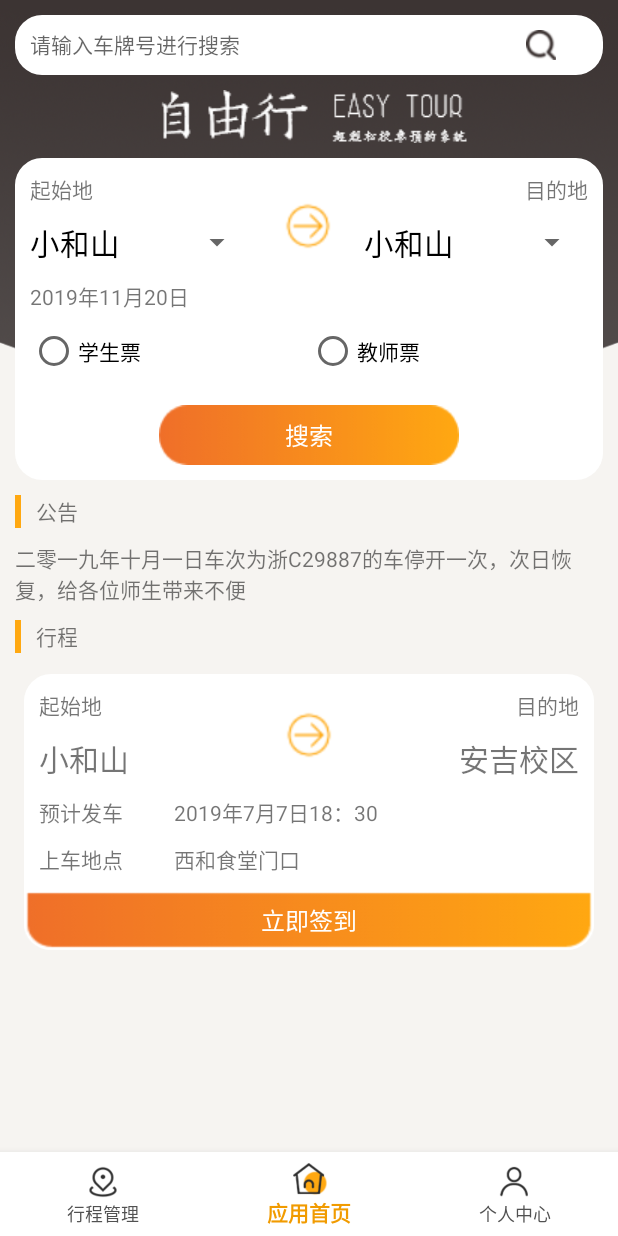
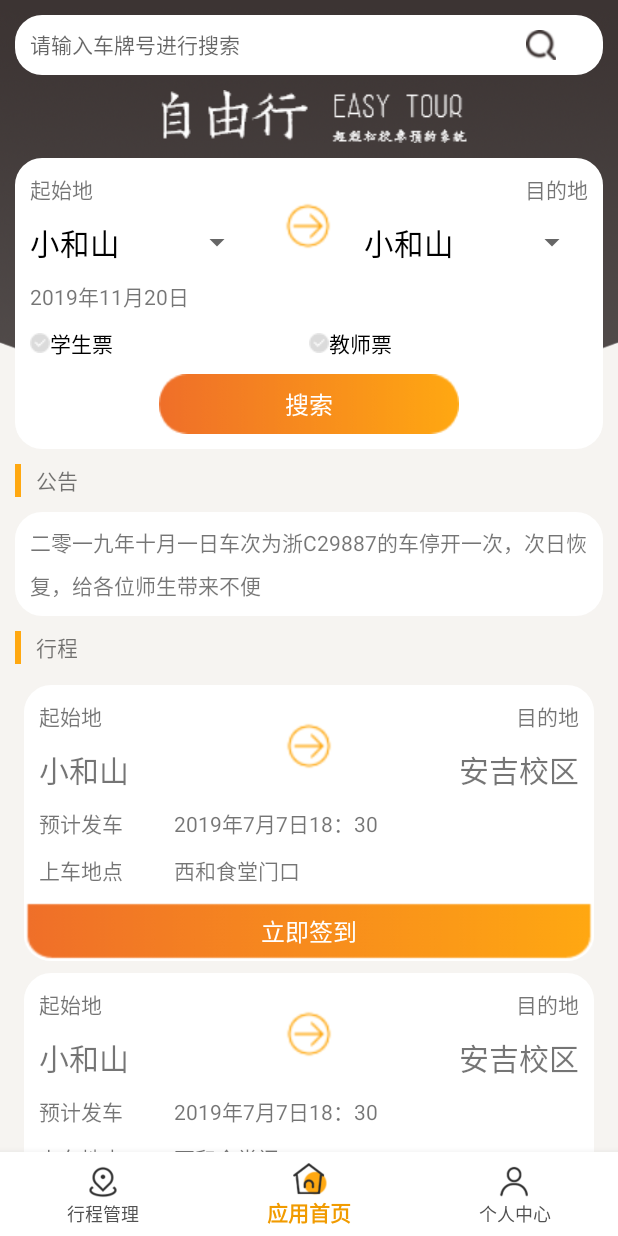
Before and after one commit to ChannnXY/school, an Android app: the screen it shows after launch (MainActivity), on a phone screen of 412 x 824 dp. Run offline under Robolectric (Android 15) with nearby library versions, the phone set to English and light mode, and no system bars.

Commit message:
fixed(index):修复scrollView里的listView只能显示一行问题

```diff
--- /dev/null
+++ b/app/src/main/java/com/channnxy/school_bus/Util.java
@@ -0,0 +1,29 @@
+package com.channnxy.school_bus;
+
+import android.view.View;
+import android.view.ViewGroup;
+import android.widget.ListAdapter;
+import android.widget.ListView;
+//解决scrollView只显示一行listView
+public class Util {
+
+    public static void setListViewHeightBasedOnChildren(ListView listView) {
+        //获取ListView对应的Adapter
+        ListAdapter listAdapter = listView.getAdapter();
+        if (listAdapter == null) {// pre-condition
+        return;
+        }
+
+        int totalHeight = 0;
+        for (int i = 0, len = listAdapter.getCount(); i < len-1; i++) {//listAdapter.getCount()返回数据项的数目
+            View listItem = listAdapter.getView(i, null, listView);
+            listItem.measure(0, 0); //计算子项View 的宽高
+            totalHeight += listItem.getMeasuredHeight();//统计所有子项的总高度
+        }
+        ViewGroup.LayoutParams params = listView.getLayoutParams();
+        params.height = totalHeight;
+//        params.height = totalHeight + (listView.getDividerHeight() * (listAdapter.getCount() - 1));
+        listView.setLayoutParams(params);
+    }
+
+}
--- a/app/src/main/java/com/channnxy/school_bus/fragment_index.java
+++ b/app/src/main/java/com/channnxy/school_bus/fragment_index.java
@@ -13,9 +13,7 @@ import android.widget.DatePicker;
 import android.widget.ListView;
 import android.widget.Spinner;
 import android.widget.TextView;
-import android.widget.Toast;
 
-import java.sql.Time;
 import java.text.SimpleDateFormat;
 import java.util.ArrayList;
 import java.util.Calendar;
@@ -23,7 +21,6 @@ import java.util.Date;
 
 import androidx.annotation.NonNull;
 import androidx.annotation.Nullable;
-import androidx.viewpager.widget.ViewPager;
 
 public class fragment_index extends Fragment{
     //    fragment内部listView配置
@@ -86,11 +83,11 @@ public class fragment_index extends Fragment{
 
 //    行程卡片适配器初始化
     private void initJourneyAdapter() {
-
         mJourneyArrayList = Journey.getDefaultData();
         final journeyAdapter adapter = new journeyAdapter(getActivity(),mJourneyArrayList);
 
         mListView_journey.setAdapter(adapter);
+        Util.setListViewHeightBasedOnChildren(mListView_journey);
         mListView_journey.setSelection(0);
         mListView_journey.setOnItemClickListener(new AdapterView.OnItemClickListener() {
             @Override
@@ -118,4 +115,6 @@ public class fragment_index extends Fragment{
             m_dialog.show();
         }
     }
+
+
 }
--- a/app/src/main/res/layout/item_nav_index.xml
+++ b/app/src/main/res/layout/item_nav_index.xml
@@ -121,17 +121,21 @@
                 <RadioGroup
                     android:layout_width="match_parent"
                     android:layout_height="wrap_content"
-                    android:orientation="horizontal"
-                    style="@style/margin_10">
+                    android:layout_marginLeft="10dp"
+                    android:layout_marginRight="10dp"
+                    android:orientation="horizontal">
                     <RadioButton
                         android:layout_width="0dp"
                         android:layout_height="wrap_content"
                         android:layout_weight="1"
+                        android:button="@drawable/ic_index_check"
+                        android:checked="true"
                         android:text="学生票"/>
                     <RadioButton
                         android:layout_width="0dp"
                         android:layout_height="wrap_content"
                         android:layout_weight="1"
+                        android:button="@drawable/ic_index_check"
                         android:text="教师票"/>
                 </RadioGroup>
                 <!--搜索按钮-->
@@ -139,7 +143,6 @@
                     android:layout_width="match_parent"
                     android:layout_height="wrap_content"
                     android:gravity="center_vertical|center_horizontal">
-
                     <Button
                         style="@style/btn_checkBtn.margin_10"
                         android:layout_width="200dp"
@@ -179,6 +182,9 @@
                 android:focusableInTouchMode="true"
                 android:marqueeRepeatLimit="marquee_forever"
                 android:scrollHorizontally="true"
+                android:lineSpacingExtra="8dp"
+                android:background="@drawable/shape_rec_white"
+                android:padding="10dp"
                 android:text="@string/index_notice"/>
         </LinearLayout>
         <!--行程标题-->
@@ -199,6 +205,7 @@
         <!--行程内容-->
         <ListView
             android:id="@+id/lv_index_journey"
+            android:divider="@null"
             android:layout_width="match_parent"
             android:layout_height="match_parent"/>
     </LinearLayout>
```
